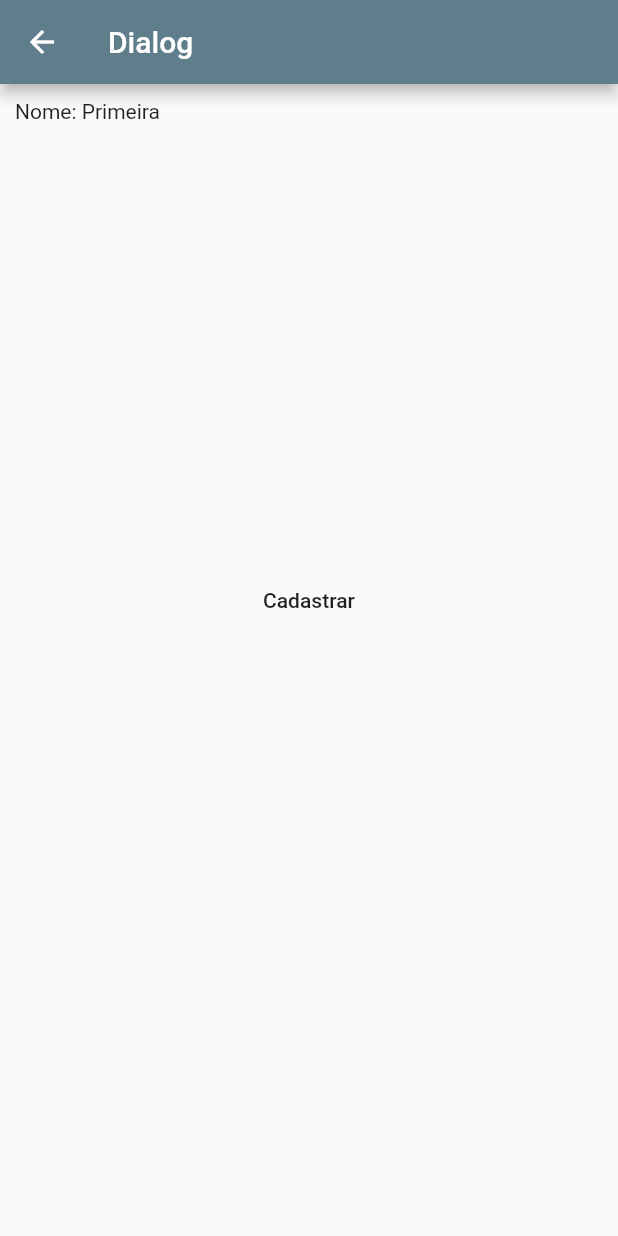
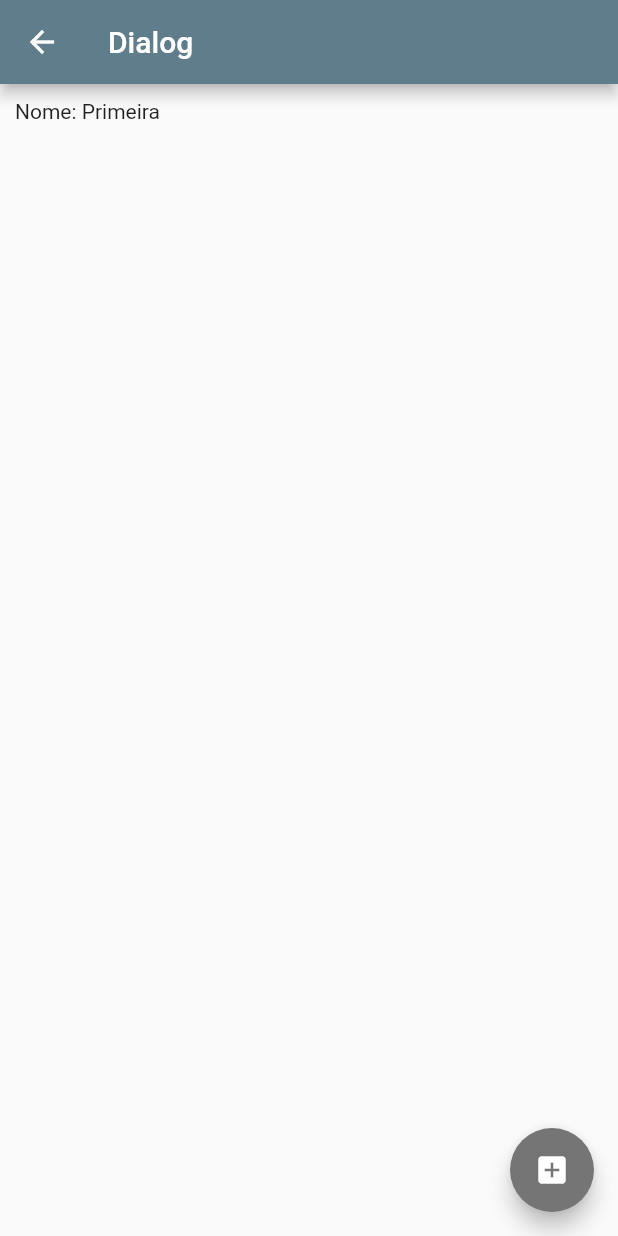
Before and after one commit to HelioRDF/projetoTeste, a Flutter app: the screen it shows after launch, after a tap on "Dialog", on a phone screen of 412 x 824 dp. Run offline on Flutter 3.47's test engine with Material 2 defaults, Android fonts, the phone set to English and light mode, and no system bars; our stand-ins replace splashscreen.

Commit message:
Ajuste no botão floating da tela Dialog

```diff
--- a/lib/View/DialogView.dart
+++ b/lib/View/DialogView.dart
@@ -35,17 +35,17 @@ class _DialogViewState extends State<DialogView> {
       body: Column(
         children: [
           ListaUsuario(pessoas),
-          FlatButton(
-            child: Text("Cadastrar"),
-            onPressed: () => {
-              showModalBottomSheet(
-                  context: context,
-                  builder: (_) {
-                    return FormInput(_salvar);
-                  })
-            },
-          ),
         ],
+      ),
+      floatingActionButton: FloatingActionButton(
+        onPressed: () {
+          showModalBottomSheet(
+              context: context,
+              builder: (_) {
+                return FormInput(_salvar);
+              });
+        },
+        child: Icon(Icons.add_box),
       ),
     );
   }
```
